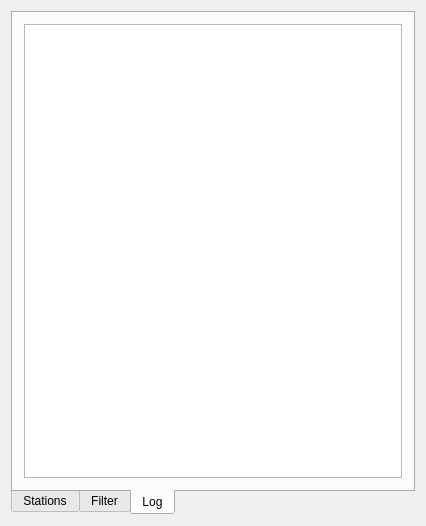
Old version of the form form.ui in the repository sanami/qt-music-player.
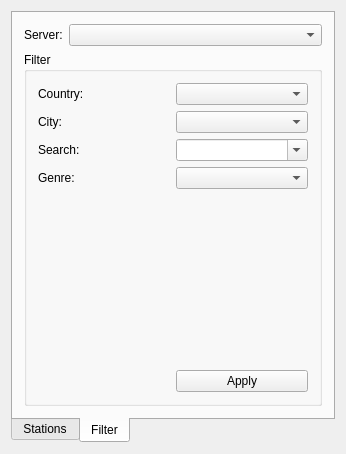
New version of the form. The open tabs and pages were chosen to show the change.

The edit to the form file:
```diff
--- a/form.ui
+++ b/form.ui
@@ -6,8 +6,8 @@
    <rect>
     <x>0</x>
     <y>0</y>
-    <width>426</width>
-    <height>526</height>
+    <width>346</width>
+    <height>454</height>
    </rect>
   </property>
   <property name="windowTitle">
@@ -219,16 +219,6 @@
         </item>
        </layout>
       </widget>
-      <widget class="QWidget" name="tab_2">
-       <attribute name="title">
-        <string>Log</string>
-       </attribute>
-       <layout class="QGridLayout" name="gridLayout">
-        <item row="0" column="0">
-         <widget class="QPlainTextEdit" name="plainTextEdit"/>
-        </item>
-       </layout>
-      </widget>
      </widget>
     </item>
    </layout>
```
Left out of the diff: 14 changed lines with no effect on the pictures.
